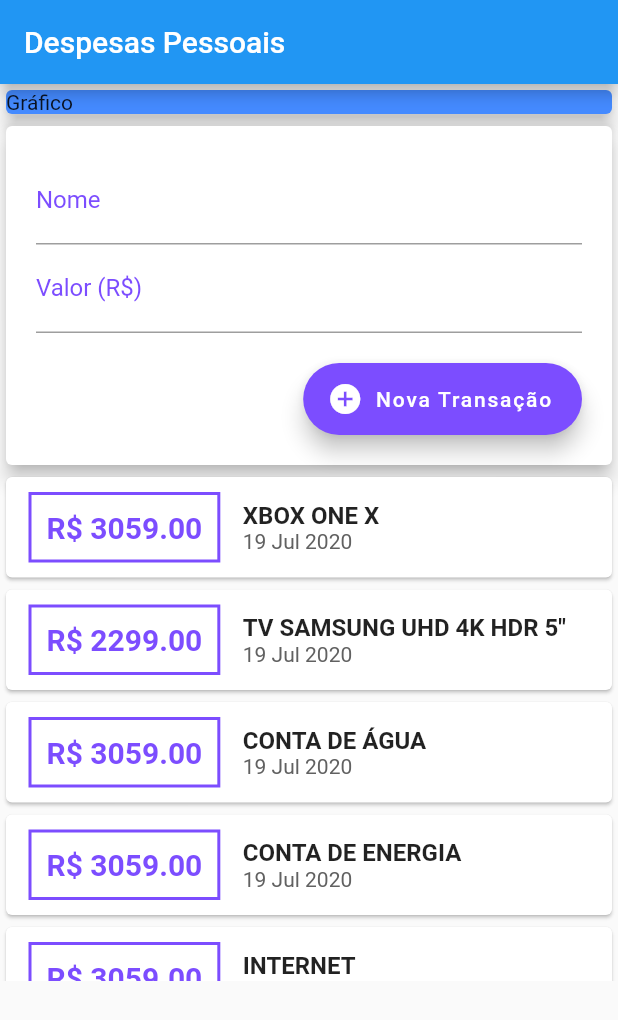
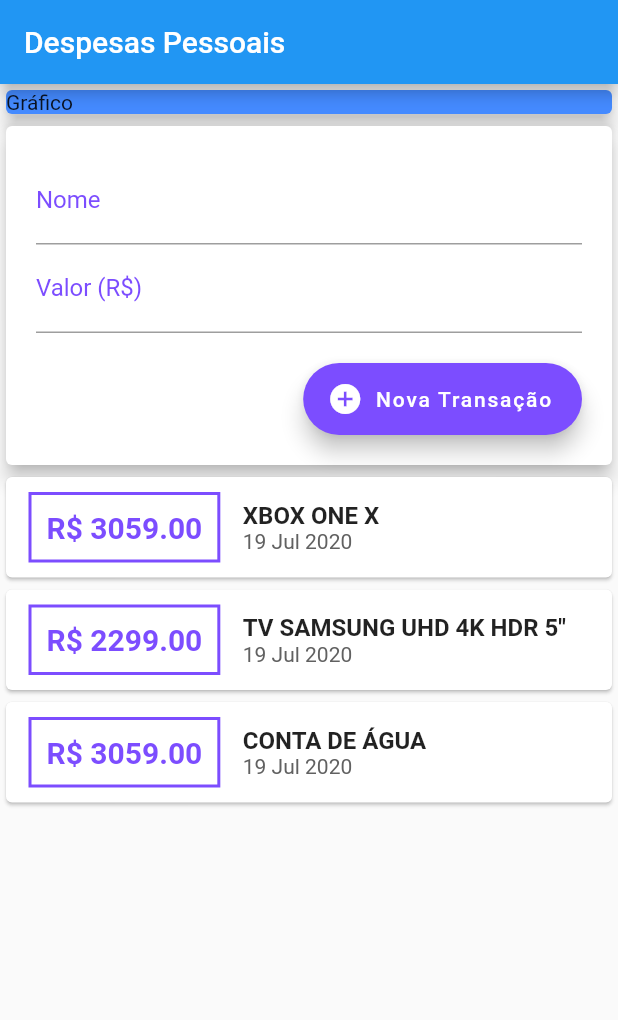
Before and after one commit to airtonferreira/daily-expenses, a Flutter app: the screen it shows after launch, after a tap on "Nova Transação", on a phone screen of 412 x 824 dp. Shown: the top 1020 px of the screen. Run offline on Flutter 3.47's test engine with Material 2 defaults, Android fonts, the phone set to English and light mode, and no system bars.

```diff
--- a/lib/components/transaction_db.dart
+++ b/lib/components/transaction_db.dart
@@ -30,24 +30,6 @@ class _TransactionDbState extends State<TransactionDb> {
       price: 3059.00,
       date: DateTime.now(),
     ),
-    Transaction(
-      id: '4',
-      title: 'CONTA DE ENERGIA',
-      price: 3059.00,
-      date: DateTime.now(),
-    ),
-    Transaction(
-      id: '5',
-      title: 'INTERNET',
-      price: 3059.00,
-      date: DateTime.now(),
-    ),
-    Transaction(
-      id: '6',
-      title: 'NETSHOES',
-      price: 3059.00,
-      date: DateTime.now(),
-    ),
   ];
 
   _addTransaction(String title, double price) {
--- a/lib/components/transaction_form.dart
+++ b/lib/components/transaction_form.dart
@@ -7,6 +7,17 @@ class TransactionForm extends StatelessWidget {
   final void Function(String, double) onSubmit;
 
   TransactionForm(this.onSubmit);
+
+  _submitForm() {
+    final title = titleController.text;
+    final price = double.tryParse(priceController.text) ?? 0.0;
+
+    if (title.isEmpty || price <= 0) {
+      return;
+    }
+
+    onSubmit(title, price);
+  }
 
   @override
   Widget build(BuildContext context) {
@@ -21,12 +32,15 @@ class TransactionForm extends StatelessWidget {
               decoration: InputDecoration(
                   labelText: 'Nome',
                   labelStyle: TextStyle(color: Colors.deepPurpleAccent)),
+              onSubmitted: (_) => _submitForm(),
             ),
             TextField(
+              keyboardType: TextInputType.numberWithOptions(decimal: true),
               controller: priceController,
               decoration: InputDecoration(
                   labelText: 'Valor (R\$)',
                   labelStyle: TextStyle(color: Colors.deepPurpleAccent)),
+              onSubmitted: (_) => _submitForm(),
             ),
             Container(
               margin: EdgeInsets.only(top: 20),
@@ -34,13 +48,7 @@ class TransactionForm extends StatelessWidget {
                 mainAxisAlignment: MainAxisAlignment.end,
                 children: <Widget>[
                   FloatingActionButton.extended(
-                    onPressed: () {
-                      final title = titleController.text;
-                      final price =
-                          double.tryParse(priceController.text) ?? 0.0;
-
-                      onSubmit(title, price);
-                    },
+                    onPressed: _submitForm,
                     icon: Icon(Icons.add_circle),
                     label: Text('Nova Transação'),
                     backgroundColor: Colors.deepPurpleAccent,
```
